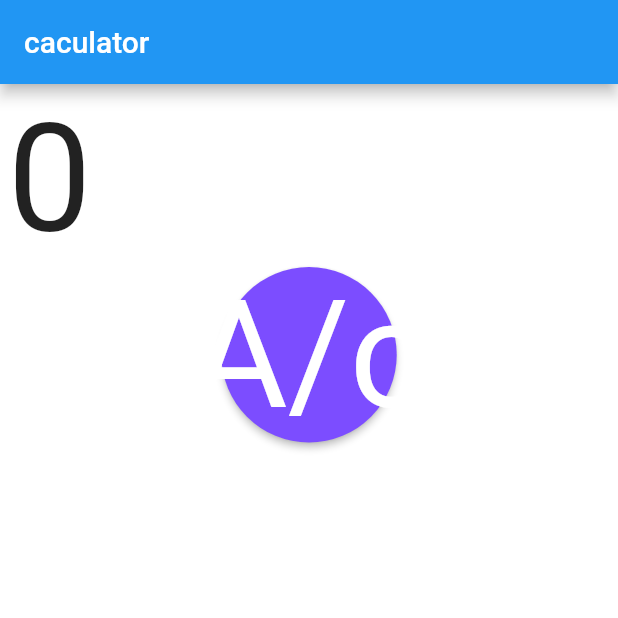
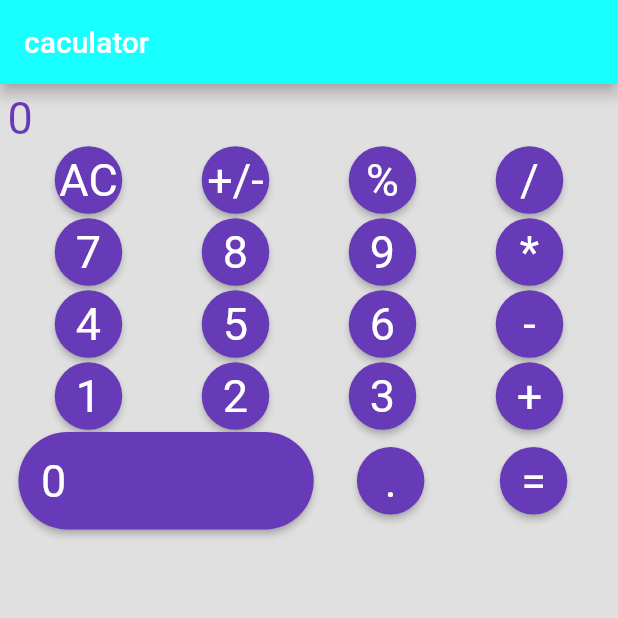
Before and after one commit to Ahmedsaif78/Caculator, a Flutter app: the screen it shows after launch, on a phone screen of 412 x 824 dp, the top half of it. Run offline on Flutter 3.47's test engine with Material 2 defaults, Android fonts, the phone set to English and light mode, and no system bars.

Commit message:
Update main.dart

```diff
--- a/lib/main.dart
+++ b/lib/main.dart
@@ -27,23 +27,97 @@ class Caculator extends StatefulWidget {
 }
 
 class _CaculatorState extends State<Caculator> {
+  String result ='0';
+  String finlresult ='0';
+  double num1=0.0;
+  double num2=0.0;
+  String op='';
+  buttonPressed(String btV){
+    if(btV=='AC'){
+      finlresult='';
+      num1=0.0;
+      num2=0.0;op='';}
+    else if(btV=='/'||btV=='+'||btV=='-'||btV=='*'){
+      num1=double.parse(result);
+      op=btV;
+      finlresult='0';
+      result=result+btV;
+    }
+    else if(btV=='.'){
+      if(finlresult.contains('.')){}
+      else finlresult+=btV;
+    }
+    else if(btV=='%'){
+      num1=double.parse(result)/100;
+finlresult=num1.toString();    }
+    else if(btV=='+/-'){
+      if(result.toString().contains('-')){
+        result.toString().substring(1);
+        finlresult=result.toString();
+      }
+      else {
+        result='-'+result;
+        finlresult=result.toString();
+      }
+    }
+    else if(btV=='='){
+      num2=double.parse(result);
+      if(op=='+')
+        finlresult=(num1+num2).toString();
+      if(op=='-')
+        finlresult=(num1-num2).toString();
+        if(op=='*')
+          finlresult=(num1*num2).toString();
+      if(op=='/')
+        finlresult=(num1/num2).toString();
+    }
+    else {finlresult+=btV;}
 
- Widget buttonform(){
-return   Container(
+
+
+    setState((){
+   if(finlresult=='')
+     finlresult;
+   else
+   result=double.parse(finlresult).toString();
+    });
+
+  }
+ Widget buttonform(String txtbutn,Color txtcol,Color bkcol){
+
+if(txtbutn!='0'){
+   return   Container(
      child: RawMaterialButton(
        shape: CircleBorder(),
-       fillColor: Colors.deepPurpleAccent,
-       onPressed: (){},
-       child: Text('A/c',style: TextStyle(fontSize: 100,color: Colors.white),),
+       fillColor: bkcol,
+       padding: EdgeInsets.all(5),
+       onPressed: (){
+         buttonPressed(txtbutn);
+       },
+         child: Text('$txtbutn',style: TextStyle(fontSize: 30,color:txtcol),),
      ),
-   );
- }
+   );}
+else {
+  return Container(
+    child: RawMaterialButton(
+      shape: StadiumBorder(),
+      fillColor: bkcol,
+      padding: EdgeInsets.fromLTRB(15, 15, 165, 15),
+      onPressed: () {
+        buttonPressed(txtbutn);
+      },
+      child: Text('$txtbutn', style: TextStyle(fontSize: 30, color: txtcol),),
+    ),
+  );
+}}
   @override
   Widget build(BuildContext context) {
+
     return Scaffold(
-        backgroundColor: Colors.white,
+        backgroundColor: Colors.black12,
         appBar:AppBar(
-          title: Text('caculator',textDirection: TextDirection.ltr,),
+          title: Text('caculator',textDirection: TextDirection.ltr),
+          backgroundColor: Colors.cyanAccent,
         //  backgroundColor: Colors.deepPurple,
         ),
     body: Padding(
@@ -52,15 +126,54 @@ return   Container(
      mainAxisAlignment: MainAxisAlignment.start,
   children:[
     Row(
-      children: [Text('0',textAlign: TextAlign.left,textDirection:TextDirection.ltr,style: TextStyle(fontSize: 100),)],
+    children: [Text('$finlresult',textAlign: TextAlign.left,textDirection:TextDirection.ltr,style: TextStyle(fontSize: 30,color: Colors.deepPurple))],
     )
     , Row(
       mainAxisAlignment: MainAxisAlignment.spaceEvenly,
       children:<Widget> [
-      buttonform(),
-    ],
+      buttonform('AC',Colors.white,Colors.deepPurple),
+        buttonform('+/-',Colors.white,Colors.deepPurple),
+        buttonform('%',Colors.white,Colors.deepPurple),
+        buttonform('/',Colors.white,Colors.deepPurple),
+      ],
+    ),
+    Row(
+      mainAxisAlignment: MainAxisAlignment.spaceEvenly,
+      children:<Widget> [
+        buttonform('7',Colors.white,Colors.deepPurple),
+        buttonform('8',Colors.white,Colors.deepPurple),
+        buttonform('9',Colors.white,Colors.deepPurple),
+        buttonform('*',Colors.white,Colors.deepPurple),
+      ],
+    ),
+    Row(
+      mainAxisAlignment: MainAxisAlignment.spaceEvenly,
+      children:<Widget> [
+        buttonform('4',Colors.white,Colors.deepPurple),
+        buttonform('5',Colors.white,Colors.deepPurple),
+        buttonform('6',Colors.white,Colors.deepPurple),
+        buttonform('-',Colors.white,Colors.deepPurple),
+      ],
+    ),
+    Row(
+      mainAxisAlignment: MainAxisAlignment.spaceEvenly,
+      children:<Widget> [
+        buttonform('1',Colors.white,Colors.deepPurple),
+        buttonform('2',Colors.white,Colors.deepPurple),
+        buttonform('3',Colors.white,Colors.deepPurple),
+        buttonform('+',Colors.white,Colors.deepPurple),
+      ],
+    ),
+    Row(
+      mainAxisAlignment: MainAxisAlignment.spaceEvenly,
+      children:<Widget> [
+        buttonform('0',Colors.white,Colors.deepPurple),
+        buttonform('.',Colors.white,Colors.deepPurple),
+        buttonform('=',Colors.white,Colors.deepPurple),
+
+
+      ],
     )
   ] ) )
       ,);
-  }
-}
+  }}
```
